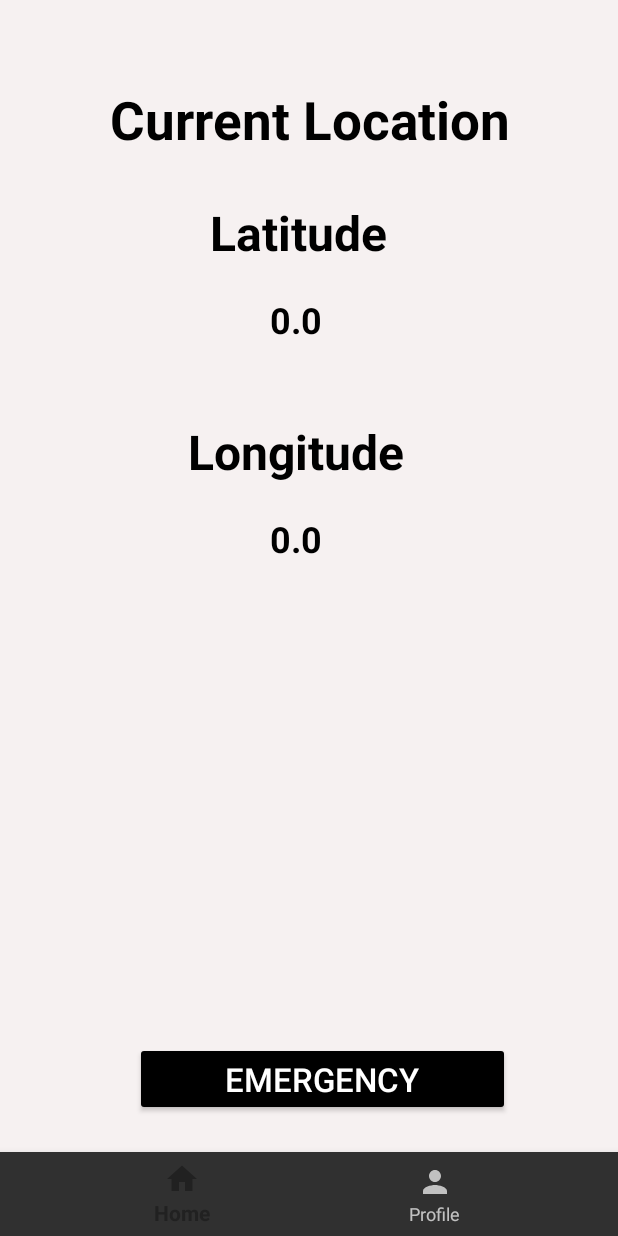
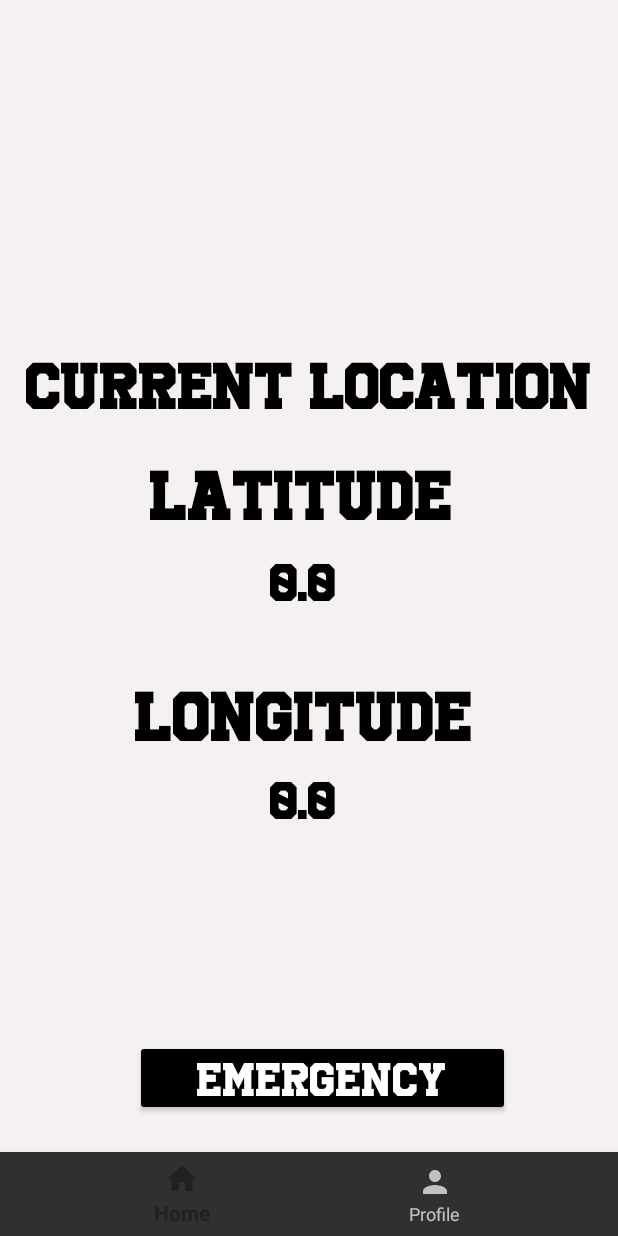
Before and after one commit to imlucifermorningstar/PlatTech, an Android app: the HomeFragment screen opened directly, with no data from a screen before it, on a phone screen of 412 x 824 dp. Run offline under Robolectric (Android 15) with nearby library versions, the phone set to English and light mode, and no system bars; our stand-ins replace Navigation 3, navigation-ui.

Commit message:
Updated Interfaces

```diff
--- a/app/src/main/res/layout/fragment_home.xml
+++ b/app/src/main/res/layout/fragment_home.xml
@@ -9,21 +9,12 @@
     tools:context=".ui.home.HomeFragment">
 
 
-    <TextView
-        android:layout_width="match_parent"
-        android:layout_height="wrap_content"
-        android:text="Current Location"
-        android:gravity="center_horizontal"
-        android:textStyle="bold"
-        android:textSize="35sp"
-        android:textColor="@color/black"
-        android:id="@+id/location"
-        />
     <Button
         android:layout_width="250dp"
         android:layout_height="wrap_content"
         android:layout_alignParentBottom="true"
         android:text="Emergency"
+        android:fontFamily="@font/university"
         android:layout_marginBottom="80dp"
         android:layout_marginStart="90dp"
         android:textSize="22sp"
@@ -31,55 +22,69 @@
         android:id="@+id/bt_location"
         android:gravity="center_horizontal"
         />
+
     <TextView
+        android:id="@+id/longitude"
         android:layout_width="wrap_content"
         android:layout_height="wrap_content"
-        android:text="Latitude"
-        android:layout_marginLeft="140dp"
+        android:layout_below="@+id/tv_latitude"
+        android:layout_marginLeft="90dp"
+        android:layout_marginTop="50dp"
+        android:text="Longitude"
+        android:fontFamily="@font/university"
+        android:textColor="@color/black"
         android:textSize="32sp"
-        android:textStyle="bold"
-        android:textColor="@color/black"
-        android:layout_below="@+id/location"
-        android:layout_marginTop="30dp"
-        android:id="@+id/latitude"
-        />
+        android:textStyle="bold" />
 
     <TextView
+        android:id="@+id/latitude"
         android:layout_width="wrap_content"
         android:layout_height="wrap_content"
-        android:id="@+id/tv_latitude"
-        android:text="0.0"
-        android:textSize="24sp"
+        android:layout_below="@+id/location"
+        android:layout_marginLeft="100dp"
+        android:layout_marginTop="30dp"
+        android:text="Latitude"
+        android:fontFamily="@font/university"
         android:textColor="@color/black"
-        android:layout_below="@+id/latitude"
-        android:textStyle="bold"
-        android:layout_marginTop="20dp"
-        android:layout_marginLeft="180dp"
-        />
+        android:textSize="32sp"
+        android:textStyle="bold" />
 
     <TextView
+        android:id="@+id/tv_latitude"
         android:layout_width="wrap_content"
         android:layout_height="wrap_content"
-        android:text="Longitude"
-        android:textSize="32sp"
-        android:textStyle="bold"
+        android:layout_below="@+id/latitude"
+        android:layout_marginLeft="180dp"
+        android:layout_marginTop="20dp"
+        android:text="0.0"
+        android:fontFamily="@font/university"
         android:textColor="@color/black"
-        android:layout_below="@+id/tv_latitude"
-        android:layout_marginTop="50dp"
-        android:layout_marginLeft="125dp"
-        android:id="@+id/longitude"
-        />
+        android:textSize="24sp"
+        android:textStyle="bold" />
 
     <TextView
+        android:id="@+id/tv_longitude"
         android:layout_width="wrap_content"
         android:layout_height="wrap_content"
-        android:id="@+id/tv_longitude"
+        android:layout_below="@+id/longitude"
+        android:layout_marginLeft="180dp"
+        android:layout_marginTop="18dp"
         android:text="0.0"
+        android:fontFamily="@font/university"
+        android:textColor="@color/black"
         android:textSize="24sp"
+        android:textStyle="bold" />
+
+    <TextView
+        android:id="@+id/location"
+        android:layout_width="match_parent"
+        android:layout_height="wrap_content"
+        android:gravity="center_horizontal"
+        android:text="Current Location"
+        android:fontFamily="@font/university"
+        android:layout_marginTop="180dp"
         android:textColor="@color/black"
-        android:layout_below="@+id/longitude"
-        android:textStyle="bold"
-        android:layout_marginTop="20dp"
-        android:layout_marginLeft="180dp"
-        />
+        android:textSize="30sp"
+        android:textStyle="bold" />
+
 </RelativeLayout>
```
Also changed, not shown: app/src/main/res/layout/fragment_dashboard.xml (+17 -19 lines).
